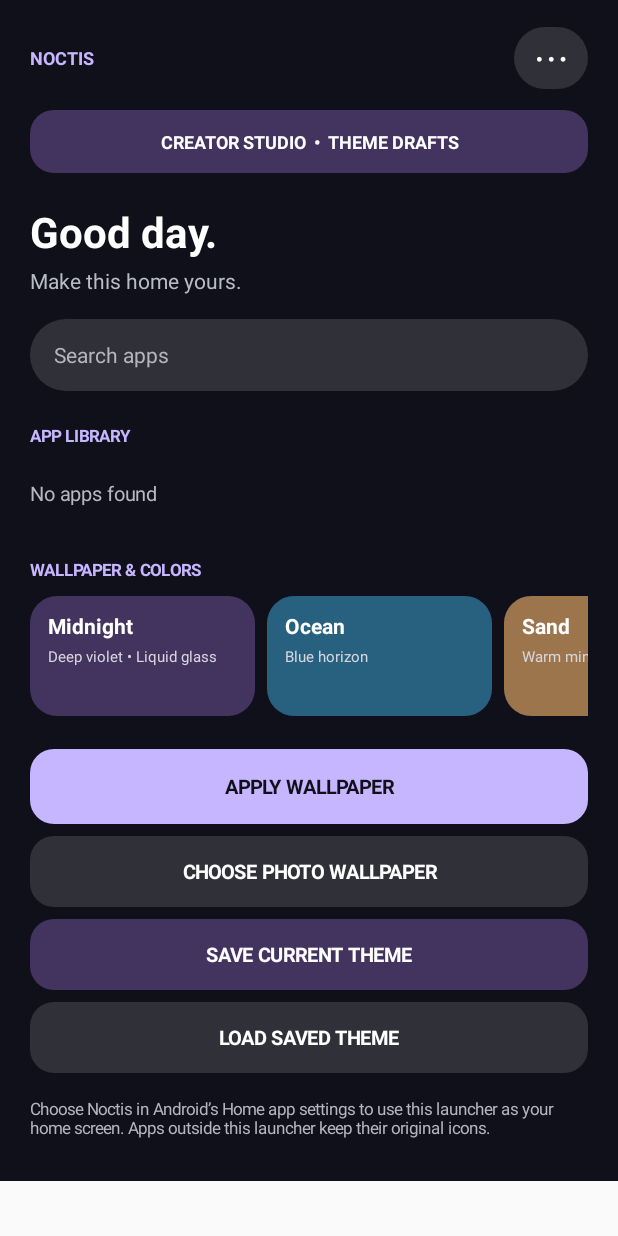
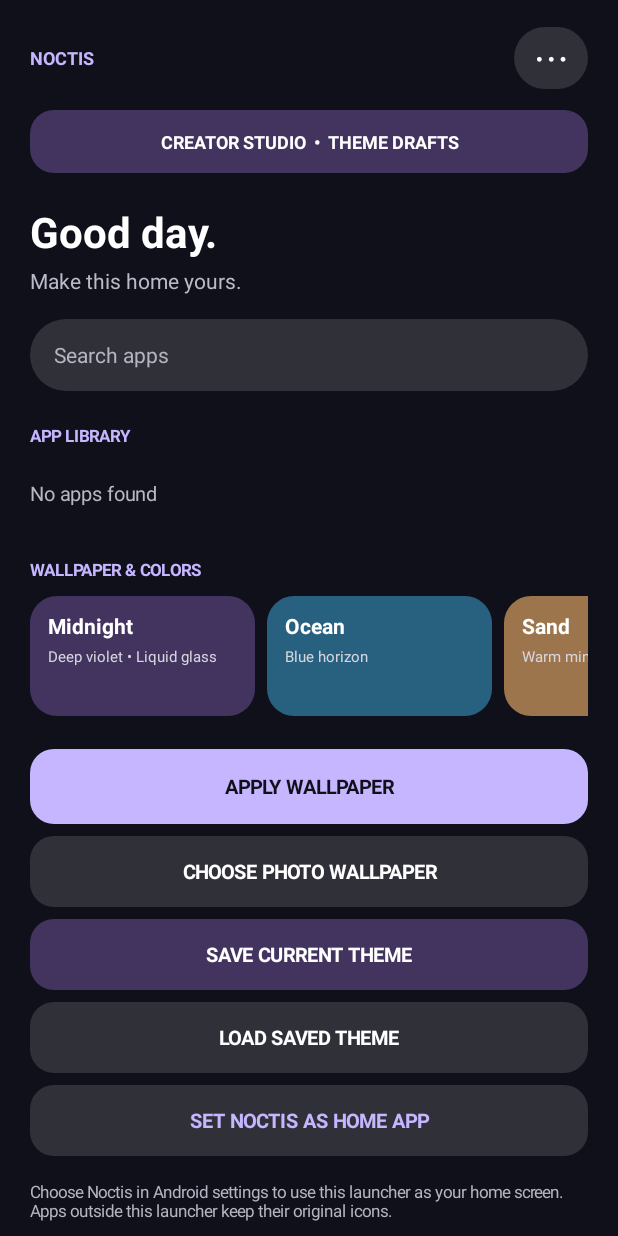
Before and after one commit to ranveerpatel602-a11y/-noctis-theme-atelier, an Android app: the screen it shows after launch (MainActivity), on a phone screen of 412 x 824 dp. Run offline under Robolectric (Android 15) with nearby library versions, the phone set to English and light mode, and no system bars.

Commit message:
Add home app settings shortcut

```diff
--- a/android/app/src/main/java/com/noctis/themeatelier/MainActivity.kt
+++ b/android/app/src/main/java/com/noctis/themeatelier/MainActivity.kt
@@ -15,6 +15,7 @@ import android.graphics.Shader
 import android.graphics.Color
 import android.graphics.drawable.GradientDrawable
 import android.os.Bundle
+import android.provider.Settings
 import android.text.Editable
 import android.text.TextWatcher
 import android.view.Gravity
@@ -178,7 +179,15 @@ class MainActivity : Activity() {
             }
         }
         container.addView(loadThemeBtn,LinearLayout.LayoutParams(-1,-2).apply { topMargin=dp(8) })
-        container.addView(text("Choose Noctis in Android’s Home app settings to use this launcher as your home screen. Apps outside this launcher keep their original icons.",11f,0xFFB4B4C2.toInt()).apply { setPadding(0,dp(16),0,0) })
+        val homeSettingsBtn=text("SET NOCTIS AS HOME APP",13f,p.accent,true).apply {
+            gravity=Gravity.CENTER; background=bg(0x22FFFFFF,16); setPadding(dp(12),dp(15),dp(12),dp(15))
+            setOnClickListener {
+                try { startActivity(Intent(Settings.ACTION_MANAGE_DEFAULT_APPS_SETTINGS)) }
+                catch (_:Exception) { Toast.makeText(this@MainActivity,"Open Android Settings -> Default apps -> Home app.",Toast.LENGTH_LONG).show() }
+            }
+        }
+        container.addView(homeSettingsBtn,LinearLayout.LayoutParams(-1,-2).apply { topMargin=dp(8) })
+        container.addView(text("Choose Noctis in Android settings to use this launcher as your home screen. Apps outside this launcher keep their original icons.",11f,0xFFB4B4C2.toInt()).apply { setPadding(0,dp(16),0,0) })
     }
 
     private fun openWallpaperPicker() {
```
